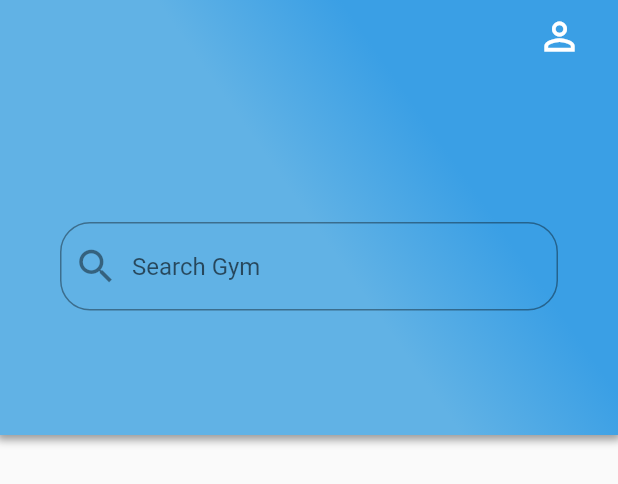
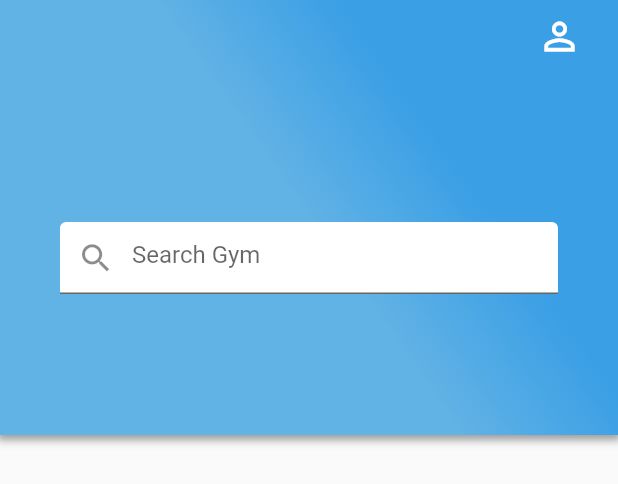
Before and after one commit to xlreon/gymBeam, a Flutter app: the BannerComponent widget shown alone on an empty page, opened directly, on a phone screen of 412 x 824 dp. Shown: the top 484 px of the screen. Run offline on Flutter 3.47's test engine with Material 2 defaults, Android fonts, the phone set to English and light mode, and no system bars.

Commit message:
Modified search bar home screen.

```diff
--- a/lib/components/homeBanner.dart
+++ b/lib/components/homeBanner.dart
@@ -63,11 +63,10 @@ class BannerState extends State<BannerComponent> {
                 controller:  _textController,
                 decoration: new InputDecoration(
                 hintText: "Search Gym",
+                filled: true,
                 fillColor: Colors.white,
-                prefixIcon: new Icon(Icons.search,size: 30.0),
-                border: new OutlineInputBorder(
-                  borderRadius: new BorderRadius.circular(20.0)
-                )
+                prefixIcon: new Icon(Icons.search,size: 25.0),
+                border: new UnderlineInputBorder()
               ),
             ),
             ),
```
